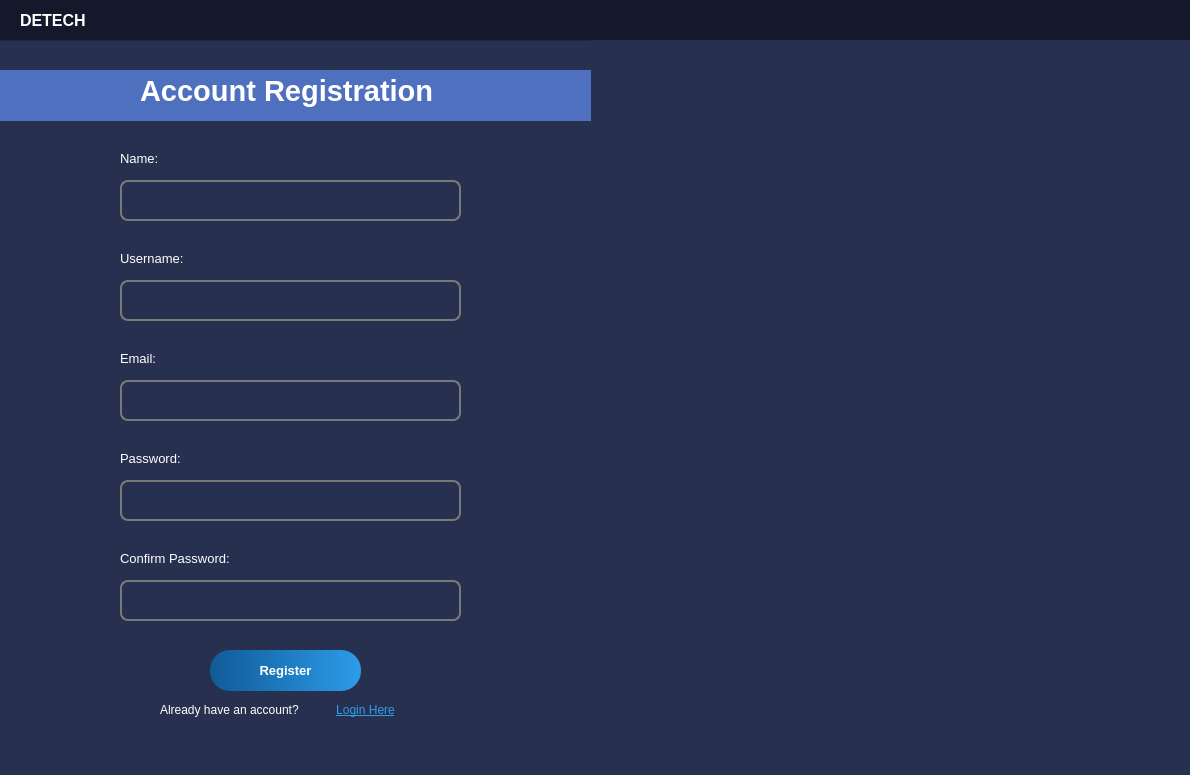
The window that register_UI.ui (marcsandiego/Detech) describes before a commit, drawn with Qt 5.
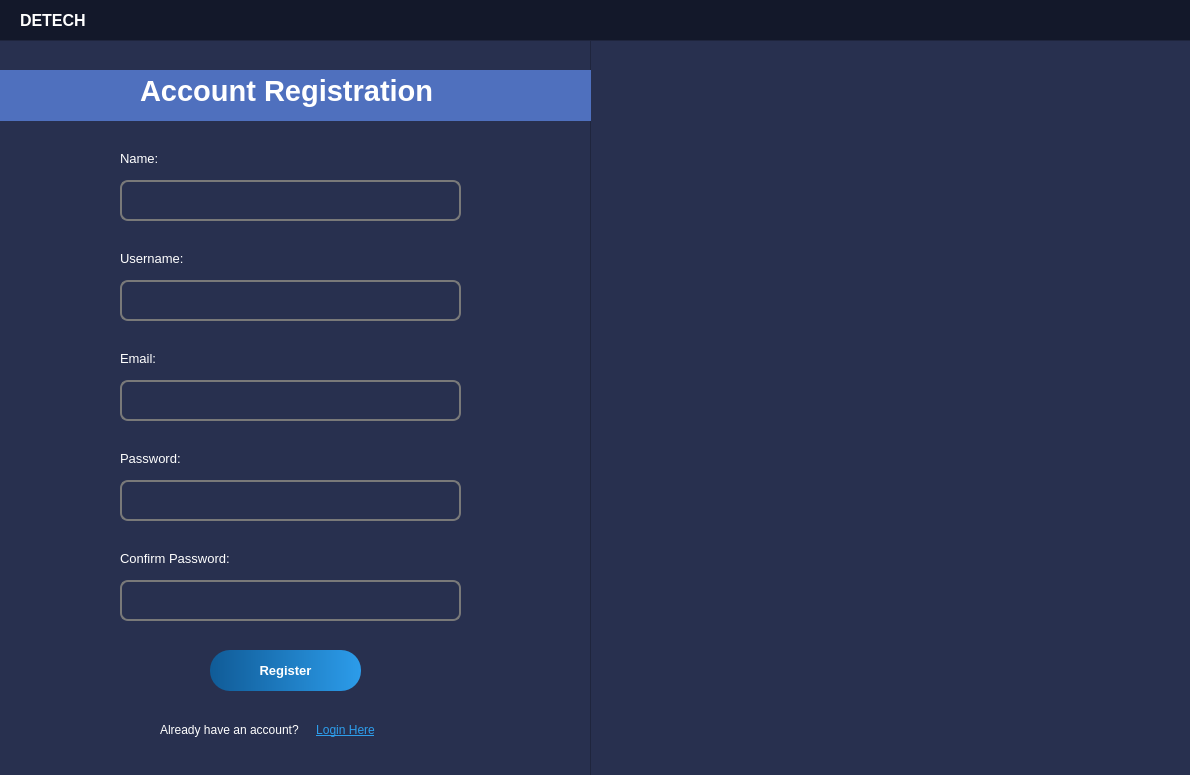
The same window after the commit. Icons and pictures are not drawn.

Commit message:
improved UI with logout (message box))
-will add detection setup

```diff
--- a/register_UI.ui
+++ b/register_UI.ui
@@ -148,8 +148,8 @@
      <property name="geometry">
       <rect>
        <x>170</x>
-       <y>660</y>
-       <width>161</width>
+       <y>680</y>
+       <width>1190</width>
        <height>20</height>
       </rect>
      </property>
@@ -174,6 +174,12 @@
        <height>741</height>
       </rect>
      </property>
+     <property name="frameShape">
+      <enum>QFrame::StyledPanel</enum>
+     </property>
+     <property name="frameShadow">
+      <enum>QFrame::Raised</enum>
+     </property>
      <property name="text">
       <string/>
      </property>
@@ -458,8 +464,8 @@
     <widget class="QPushButton" name="loginHere">
      <property name="geometry">
       <rect>
-       <x>330</x>
-       <y>660</y>
+       <x>310</x>
+       <y>680</y>
        <width>91</width>
        <height>20</height>
       </rect>
```
Left out of the diff: 15 changed lines with no effect on the pictures. The commit also changes 4 other files.
